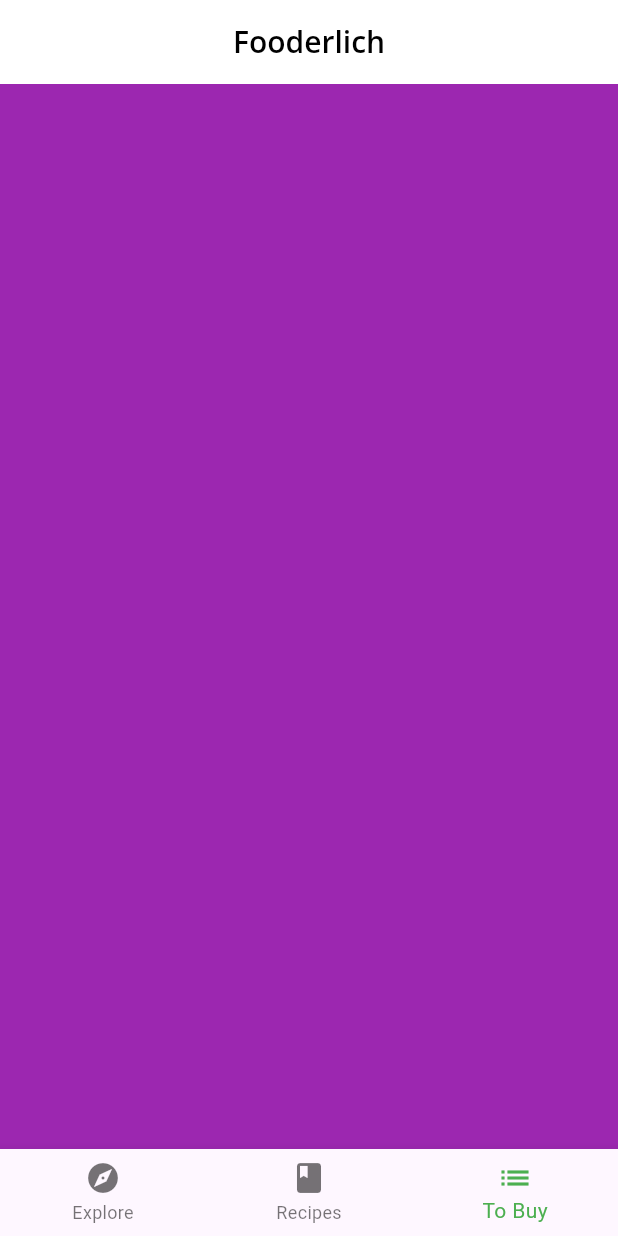
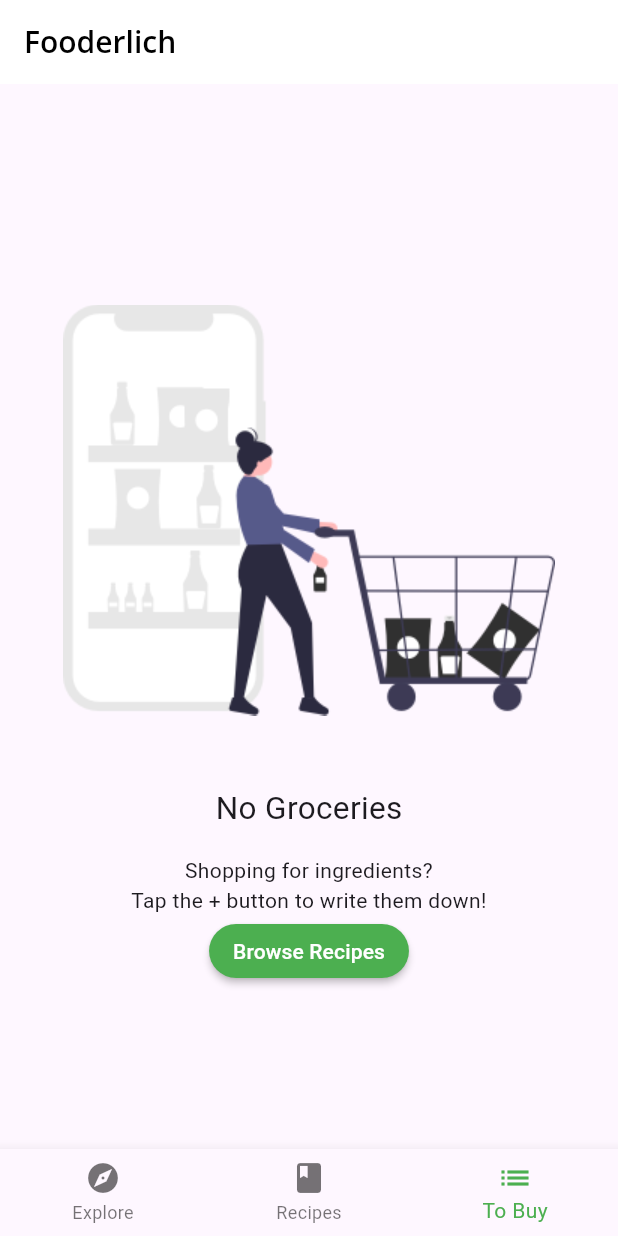
Before and after one commit to Perryjay30/Fooderlich_v2, a Flutter app: the screen it shows after launch, item 3 of the bottom bar chosen, on a phone screen of 412 x 824 dp. Run offline on Flutter 3.47's test engine with Material 3 defaults, Android fonts, the phone set to English and light mode, and no system bars; our stand-ins replace google_fonts.

```diff
--- a/lib/home.dart
+++ b/lib/home.dart
@@ -2,6 +2,8 @@ import 'package:flutter/material.dart';
 import 'package:fooderlich_v2/screens/explore_screen.dart';
 import 'package:fooderlich_v2/screens/recipes_screen.dart';
 import 'screens/grocery_screen.dart';
+import 'package:provider/provider.dart';
+import 'models/models.dart';
 
 class Home extends StatefulWidget {
   const Home({super.key});
@@ -11,7 +13,7 @@ class Home extends StatefulWidget {
 }
 
 class HomeState extends State<Home> {
-  int _selectedIndex = 0;
+  // int _selectedIndex = 0;
 
   static List<Widget> pages = <Widget>[
     const ExploreScreen(),
@@ -19,41 +21,64 @@ class HomeState extends State<Home> {
     const GroceryScreen(),
   ];
 
-  void _onItemTapped(int index) {
-    setState(() {
-      _selectedIndex = index;
-    });
-  }
+  // void _onItemTapped(int index) {
+  //   setState(() {
+  //     _selectedIndex = index;
+  //   });
+  // }
 
   @override
   Widget build(BuildContext context) {
+    return Consumer<TabManager>(builder: (context, tabManager,
+        child) {
       return Scaffold(
         appBar: AppBar(
-        title: Text(
-          'Fooderlich',
-          style: Theme.of(context).textTheme.headline6),
-        centerTitle: true,
-      ),
-      body: pages[_selectedIndex],
+          title: Text('Fooderlich',
+              style: Theme.of(context).textTheme.headline6),),
+        body: pages[tabManager.selectedTab],
         bottomNavigationBar: BottomNavigationBar(
-        selectedItemColor: Theme.of(context).textSelectionTheme.selectionColor,
-        currentIndex: _selectedIndex,
-        onTap: _onItemTapped,
+          selectedItemColor: Theme.of(context)
+              .textSelectionTheme.selectionColor,
+          currentIndex: tabManager.selectedTab,
+          onTap: (index) {
+            tabManager.goToTab(index);
+          },
           items: const <BottomNavigationBarItem>[
             BottomNavigationBarItem(
-            icon: Icon(Icons.explore),
-            label: 'Explore',
-          ),
+              icon: Icon(Icons.explore), label: 'Explore',),
             BottomNavigationBarItem(
-            icon: Icon(Icons.book),
-            label: 'Recipes',
-          ),
+              icon: Icon(Icons.book), label: 'Recipes',),
             BottomNavigationBarItem(
-            icon: Icon(Icons.list),
-            label: 'To Buy',
-          ),
-        ],
-      ),
-    );
+              icon: Icon(Icons.list), label: 'To Buy',),
+          ],),);
+    },);
+    // return Scaffold(
+    //   appBar: AppBar(
+    //     title: Text(
+    //       'Fooderlich',
+    //       style: Theme.of(context).textTheme.headline6),
+    //     centerTitle: true,
+    //   ),
+    //   body: pages[_selectedIndex],
+    //   bottomNavigationBar: BottomNavigationBar(
+    //     selectedItemColor: Theme.of(context).textSelectionTheme.selectionColor,
+    //     currentIndex: _selectedIndex,
+    //     onTap: _onItemTapped,
+    //     items: const <BottomNavigationBarItem>[
+    //       BottomNavigationBarItem(
+    //         icon: Icon(Icons.explore),
+    //         label: 'Explore',
+    //       ),
+    //       BottomNavigationBarItem(
+    //         icon: Icon(Icons.book),
+    //         label: 'Recipes',
+    //       ),
+    //       BottomNavigationBarItem(
+    //         icon: Icon(Icons.list),
+    //         label: 'To Buy',
+    //       ),
+    //     ],
+    //   ),
+    // );
   }
 }
--- a/lib/main.dart
+++ b/lib/main.dart
@@ -1,6 +1,8 @@
 import 'package:flutter/material.dart';
 import 'fooderlich_theme.dart';
 import 'home.dart';
+import 'package:provider/provider.dart';
+import 'models/models.dart';
 
 
 void main() {
@@ -17,7 +19,12 @@ class Fooderlich extends StatelessWidget {
     return MaterialApp(
       theme: theme,
       title: 'Fooderlich',
-      home: const Home(),
+      home: MultiProvider(
+        providers: [
+          ChangeNotifierProvider(create: (context) => TabManager(),),
+          // TODO 10: Add GroceryManager Provider
+        ],
+        child: const Home(),),
     );
   }
 }
--- a/lib/models/models.dart
+++ b/lib/models/models.dart
@@ -3,3 +3,4 @@ export 'post.dart';
 export 'simple_recipe.dart';
 export 'explore_data.dart';
 export 'grocery_item.dart';
+export 'tab_manager.dart';
--- /dev/null
+++ b/lib/models/tab_manager.dart
@@ -0,0 +1,16 @@
+import 'package:flutter/material.dart';
+
+class TabManager extends ChangeNotifier {
+
+  int selectedTab = 0;
+
+  void goToTab(index) {
+    selectedTab = index;
+    notifyListeners();
+  }
+
+  void goToRecipes() {
+    selectedTab = 1;
+    notifyListeners();
+  }
+}
--- a/lib/screens/empty_grocery_screen.dart
+++ b/lib/screens/empty_grocery_screen.dart
@@ -1,4 +1,6 @@
 import 'package:flutter/material.dart';
+import 'package:provider/provider.dart';
+import '../models/models.dart';
 
 
 class EmptyGroceryScreen extends StatelessWidget {
@@ -7,7 +9,37 @@ class EmptyGroceryScreen extends StatelessWidget {
 
   @override
   Widget build(BuildContext context) {
-    // TODO 3: Replace and add layout widgets
-    return Container(color: Colors.purple);
+    return Padding(
+        padding: EdgeInsets.all(30.0),
+        child: Center(
+          child: Column(
+            mainAxisAlignment: MainAxisAlignment.center,
+            children: [
+              AspectRatio(
+                aspectRatio: 1 / 1,
+                child: Image.asset('assets/fooderlich_assets/empty_list.png'),
+                ),
+              const SizedBox(height: 8.0),
+              const Text('No Groceries', style: TextStyle(fontSize: 21.0),),
+              const SizedBox(height: 16.0),
+              const Text(
+                'Shopping for ingredients?\n'
+                    'Tap the + button to write them down!',
+                textAlign: TextAlign.center,
+              ),
+              MaterialButton(
+                textColor: Colors.white,
+                shape: RoundedRectangleBorder(
+                  borderRadius: BorderRadius.circular(30.0),),
+                color: Colors.green,
+                onPressed: () {
+                  Provider.of<TabManager>(context, listen: false).goToRecipes();
+                },
+                child: const Text('Browse Recipes'),
+              ),
+            ],
+          ),
+        ),
+    );
   }
 }
--- a/pubspec.yaml
+++ b/pubspec.yaml
@@ -31,6 +31,7 @@ dependencies:
   flutter:
     sdk: flutter
   google_fonts: ^6.2.1
+  provider: ^6.0.3
 
 
   # The following adds the Cupertino Icons font to your application.
@@ -60,6 +61,7 @@ flutter:
     - assets/magazine_pics/
     - assets/sample_data/
     - assets/profile_pics/
+    - assets/fooderlich_assets/
 
   # To add assets to your application, add an assets section, like this:
   # assets:
```
Also changed, not shown: pubspec.lock. Lines whose indentation alone changed are shown as unchanged.
